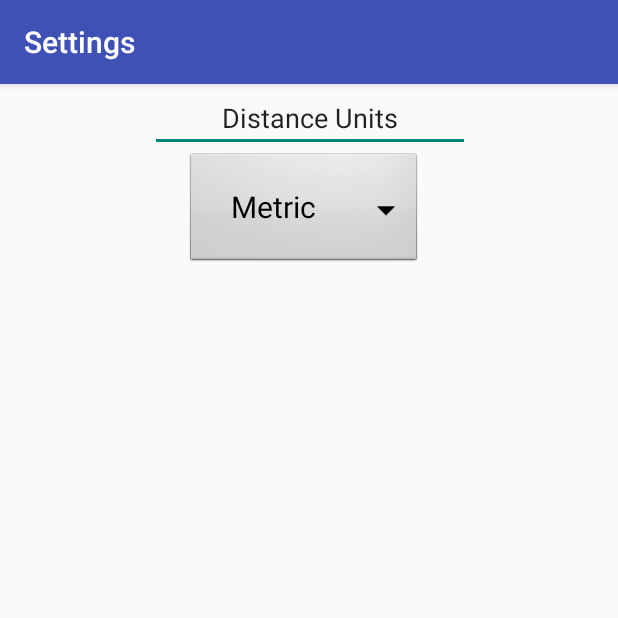
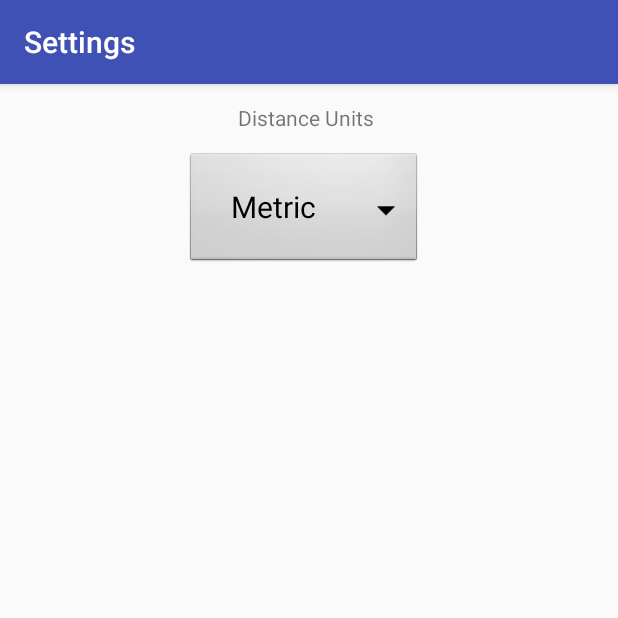
Before and after one commit to Chris-Archive/MapNavigator, an Android app: the screen it shows after launch (ToolbarSettings), in the options menu, after a tap on "Settings", on a phone screen of 412 x 824 dp, the top half of it. Run offline under Robolectric (Android 15) with nearby library versions, the phone set to English and light mode, and no system bars.

Commit message:
Finalized Toolbar, Settings Option
Finalized the toolbar, the toolbar's setting option, and reenabled the routing with the settings.

```diff
--- a/app/src/main/java/com/example/mapnavigator/MapsActivity.java
+++ b/app/src/main/java/com/example/mapnavigator/MapsActivity.java
@@ -119,12 +119,17 @@ public class MapsActivity extends AppCompatActivity implements OnMapReadyCallbac
 
     /**
      * Manipulates the map once available.
+     * Though he map is handled through a fragment, onMapReady() is still required.
      */
     @Override
-    public void onMapReady(GoogleMap googleMap) {
+    public void onMapReady(GoogleMap googleMap) {}
 
-    }
-
+    /**
+     * Runs when a user selects whether or not he wants to grant a location permission for the App.
+     * @param requestCode The location permission request code
+     * @param permissions The permissions requested
+     * @param grantResults The result of a user's choice
+     */
     @Override
     public void onRequestPermissionsResult(int requestCode,
                                            @NonNull String[] permissions,
@@ -209,15 +214,21 @@ public class MapsActivity extends AppCompatActivity implements OnMapReadyCallbac
         Log.d("MapsActivity::getRoute", distance_matrix_url);
     }
 
-
+    /**
+     * Returns the polylines when the route API call is finished executing.
+     * @param polylineProps
+     */
     @Override
     public void onRouteDone(Object... polylineProps){
-
         mapFragment.getMapAsync(googleMap -> {
             polylines.put(googleMap.addPolyline((PolylineOptions) polylineProps[0]), 1);
         });
     }
 
+    /**
+     * Returns the time and distance for each marker route drawn.
+     * @param values
+     */
     @Override
     public void onDistanceMatrixDone(Object... values) {
         Map<String, String> distance_duration = (Map<String, String>)values[0];
@@ -264,12 +275,20 @@ public class MapsActivity extends AppCompatActivity implements OnMapReadyCallbac
 
      */
 
+    /**
+     * Set the toolbar view.
+     */
     private void setToolbar(){
         Toolbar main_toolbar = findViewById(R.id.main_toolbar);
         main_toolbar.setTitle(R.string.app_name);
         setSupportActionBar(main_toolbar);
     }
 
+    /**
+     * Create an intent when a user selects the options menu in the top toolbar menu.
+     * @param menu The list of options upon selecting the top right menu
+     * @return
+     */
     @Override
     public boolean onCreateOptionsMenu(Menu menu){
         MenuInflater settings = getMenuInflater();
@@ -277,6 +296,7 @@ public class MapsActivity extends AppCompatActivity implements OnMapReadyCallbac
 
         return settings != null;
     }
+
 
     ActivityResultLauncher<Intent> activityResultLauncher = registerForActivityResult(
             new ActivityResultContracts.StartActivityForResult(),
@@ -290,6 +310,11 @@ public class MapsActivity extends AppCompatActivity implements OnMapReadyCallbac
             }
     );
 
+    /**
+     * Runs when the user selects an option from any of the top right menu options
+     * @param item The item that was selected, such as "Settings"
+     * @return
+     */
     @Override
     public boolean onOptionsItemSelected(MenuItem item){
 
--- a/app/src/main/java/com/example/menus/ToolbarSettings.java
+++ b/app/src/main/java/com/example/menus/ToolbarSettings.java
@@ -13,6 +13,10 @@ import androidx.appcompat.widget.Toolbar;
 
 import com.example.mapnavigator.R;
 
+/**
+ * Manage the activity for the toolbar's settings, e.g. changing between
+ * the metric and imperial measurement systems.
+ */
 public class ToolbarSettings extends AppCompatActivity {
 	private Spinner unit_type;
 	private String[] distance_units;
@@ -46,10 +50,9 @@ public class ToolbarSettings extends AppCompatActivity {
 			public void onItemSelected(AdapterView<?> adapterView, View view, int i, long l) {
 				if(!unit.equals(adapterView.getItemAtPosition(i).toString().toLowerCase())){
 					unit = adapterView.getItemAtPosition(i).toString();
-					Toast.makeText(ToolbarSettings.this, unit + " selected", Toast.LENGTH_SHORT).show();
+					Toast.makeText(ToolbarSettings.this, unit + " measurement system selected.", Toast.LENGTH_SHORT).show();
 				}
 				unit = unit.toLowerCase();
-				System.out.printf("%s\n", unit);
 			}
 
 			@Override
@@ -73,19 +76,26 @@ public class ToolbarSettings extends AppCompatActivity {
 		unit_type.setSelection(0);
 	}
 
+	/**
+	 * On creation and start of the intent, initiate the convent view, set the toolbar data,
+	 * then initiate the Spinner
+	 * @param savedInstanceState
+	 */
 	@Override
 	protected void onCreate(Bundle savedInstanceState) {
 		super.onCreate(savedInstanceState);
 		setContentView(R.layout.toolbar_settings);
-		setToolbar();
 		unit_type = findViewById(R.id.main_toolbar_settings_distanceunit);
 		distance_units = new String[]{"Metric", "Imperial"};
 		unit = getIntent().getStringExtra("unit");
 
-		this.setDistanceSpinner();
-
+		setToolbar();
+		setDistanceSpinner();
 	}
 
+	/**
+	 * Returns the options' data upon the a user's press of the back button
+	 */
 	@Override
 	public void onBackPressed(){
 		Intent intent = new Intent();
--- a/app/src/main/res/layout/toolbar_settings.xml
+++ b/app/src/main/res/layout/toolbar_settings.xml
@@ -24,15 +24,13 @@
         app:layout_constraintStart_toStartOf="parent"
         app:layout_constraintTop_toTopOf="parent" />
 
-    <EditText
-        android:id="@+id/main_toolbar_settings_distanceunit_text"
-        android:layout_width="wrap_content"
-        android:layout_height="wrap_content"
-        android:layout_marginStart="100dp"
+    <TextView
+        android:id="@+id/textView"
+        android:layout_width="112dp"
+        android:layout_height="45dp"
+        android:layout_marginStart="148dp"
         android:layout_marginTop="56dp"
-        android:ems="10"
         android:gravity="center"
-        android:inputType="textPersonName"
         android:text="@string/main_toolbar_settings_distanceunit_title"
         app:layout_constraintStart_toStartOf="parent"
         app:layout_constraintTop_toTopOf="parent" />
```
